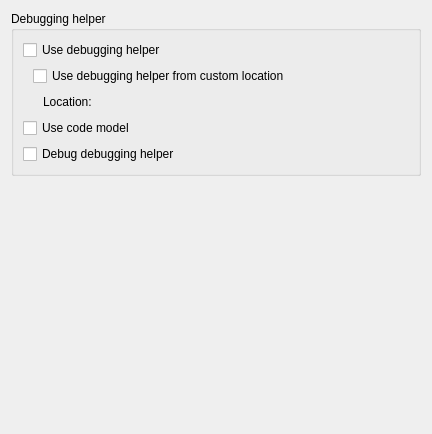
Before: the Qt Designer form src/plugins/debugger/dumperoptionpage.ui in qt-creator/qt-creator, drawn with Qt 5.
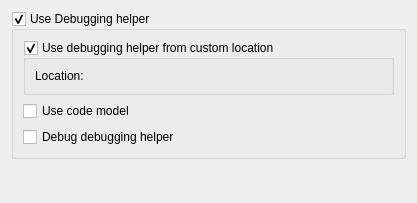
After: the same form once the commit is applied. Custom widgets are drawn as their Qt base class.

Diff of the .ui file:
```diff
--- a/src/plugins/debugger/dumperoptionpage.ui
+++ b/src/plugins/debugger/dumperoptionpage.ui
@@ -6,86 +6,44 @@
    <rect>
     <x>0</x>
     <y>0</y>
-    <width>432</width>
-    <height>434</height>
+    <width>417</width>
+    <height>203</height>
    </rect>
   </property>
   <layout class="QVBoxLayout" name="verticalLayout_2">
    <item>
     <widget class="QGroupBox" name="groupBox">
      <property name="title">
-      <string>Debugging helper</string>
+      <string>Use Debugging helper</string>
+     </property>
+     <property name="checkable">
+      <bool>true</bool>
      </property>
      <layout class="QVBoxLayout" name="verticalLayout">
       <item>
-       <widget class="QCheckBox" name="checkBoxUseDebuggingHelpers">
-        <property name="toolTip">
-         <string>This will enable nice display of Qt and Standard Library objects in the Locals&amp;Watchers view</string>
-        </property>
-        <property name="text">
-         <string>Use debugging helper</string>
-        </property>
-       </widget>
-      </item>
-      <item>
-       <layout class="QHBoxLayout" name="horizontalLayout_2">
-        <item>
-         <spacer name="horizontalSpacer">
-          <property name="orientation">
-           <enum>Qt::Horizontal</enum>
-          </property>
-          <property name="sizeType">
-           <enum>QSizePolicy::Fixed</enum>
-          </property>
-          <property name="sizeHint" stdset="0">
-           <size>
-            <width>10</width>
-            <height>10</height>
-           </size>
-          </property>
-         </spacer>
-        </item>
-        <item>
-         <widget class="QCheckBox" name="checkBoxUseCustomDebuggingHelperLocation">
-          <property name="toolTip">
-           <string>This will load a dumper library</string>
-          </property>
-          <property name="text">
+       <widget class="QGroupBox" name="customLocationGroupBox">
+        <property name="title">
            <string>Use debugging helper from custom location</string>
           </property>
-         </widget>
-        </item>
-       </layout>
-      </item>
-      <item>
-       <layout class="QHBoxLayout" name="horizontalLayout">
-        <item>
-         <spacer name="horizontalSpacer_2">
-          <property name="orientation">
-           <enum>Qt::Horizontal</enum>
-          </property>
-          <property name="sizeType">
-           <enum>QSizePolicy::Fixed</enum>
-          </property>
-          <property name="sizeHint" stdset="0">
-           <size>
-            <width>20</width>
-            <height>20</height>
-           </size>
-          </property>
-         </spacer>
-        </item>
-        <item>
+        <property name="flat">
+         <bool>true</bool>
+        </property>
+        <property name="checkable">
+         <bool>true</bool>
+        </property>
+        <layout class="QFormLayout" name="formLayout">
+         <item row="0" column="0">
          <widget class="QLabel" name="dumperLocationLabel">
           <property name="text">
            <string>Location: </string>
           </property>
          </widget>
         </item>
-        <item>
+         <item row="0" column="1">
          <widget class="Utils::PathChooser" name="dumperLocationChooser"/>
         </item>
        </layout>
+       </widget>
       </item>
       <item>
        <widget class="QCheckBox" name="checkBoxUseCodeModel">
```
Left out of the diff: 2 changed lines with no effect on the pictures. Lines whose indentation alone changed are shown as unchanged.
